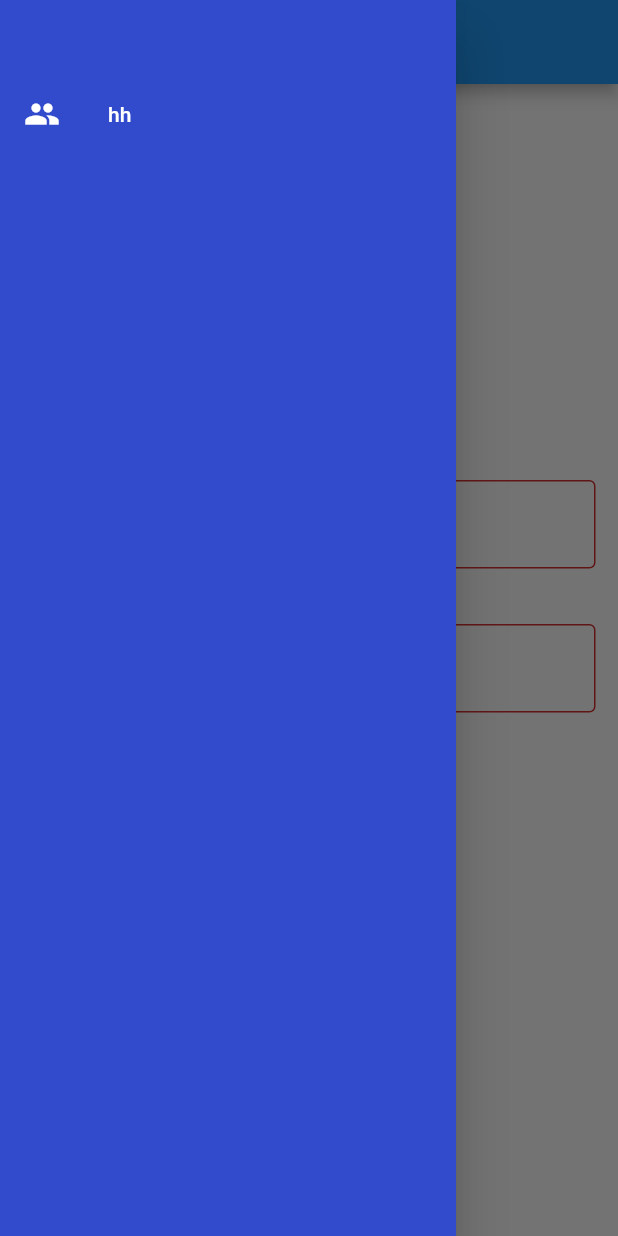
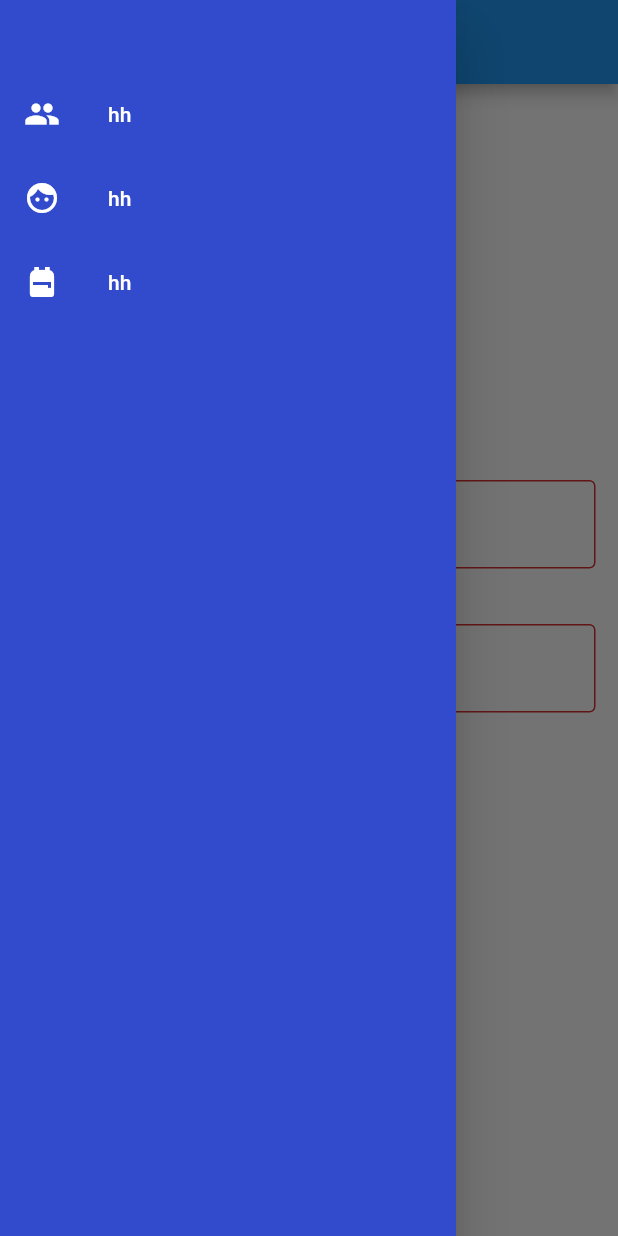
Before and after one commit to Akhil184/login-page-in-flutter, a Flutter app: the screen it shows after launch, with the side drawer open, on a phone screen of 412 x 824 dp. Run offline on Flutter 3.47's test engine with Material 2 defaults, Android fonts, the phone set to English and light mode, and no system bars; our stand-ins replace fluttertoast, form_field_validator.

Commit message:
add more items in menu drawer

```diff
--- a/lib/navigation_drawer_widget.dart
+++ b/lib/navigation_drawer_widget.dart
@@ -6,7 +6,7 @@ class navg extends StatelessWidget{
   @override
   Widget build(BuildContext context){
     return Drawer(
-    child:Container(
+    child:Material(
     color:Color.fromRGBO(50,75,205,1),
       child:ListView(
     children:<Widget> [
@@ -15,6 +15,14 @@ class navg extends StatelessWidget{
 text:"hh",
 icon:Icons.people,
     ),
+      buildMenuItem(
+        text:"hh",
+        icon:Icons.face,
+      ),
+      buildMenuItem(
+        text:"hh",
+        icon:Icons.backpack,
+      ),
       ],
     ),
     ),
@@ -27,15 +35,9 @@ icon:Icons.people,
 
 final color = Colors.white;return ListTile
 (
-leading: Icon
-(
-icon,color:color),
-title: Text
-(
-text,style:TextStyle
-(
-color:color))
-,
+leading: Icon(icon,color:color),
+title: Text(text,style:TextStyle(color:color)),
+  onTap:(){},
 );
 }
   }
```
Also changed, not shown: 1 other file.
